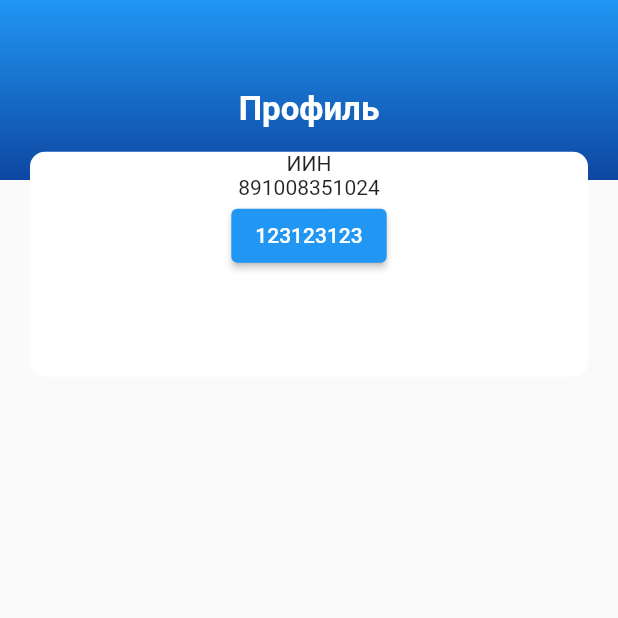
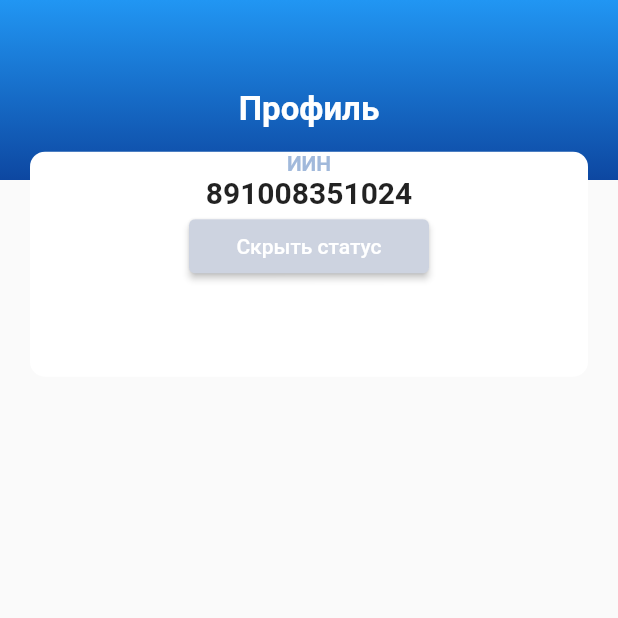
Before and after one commit to dzhusipov/zhabyq, a Flutter app: the screen it shows after launch, item 3 of the bottom bar chosen, on a phone screen of 412 x 824 dp, the top half of it. Run offline on Flutter 3.47's test engine with Material 2 defaults, Android fonts, the phone set to English and light mode, and no system bars; missing offline and left inert: qr_code_scanner.

Commit message:
с миру по нитке

```diff
--- a/lib/src/screens/home_page.dart
+++ b/lib/src/screens/home_page.dart
@@ -13,7 +13,7 @@ class HomePage extends StatefulWidget {
 }
 
 class _HomePageState extends State<HomePage> {
-  int _selectedIndex = 0;
+  int _selectedIndex = 1;
 
   void _onItemTapped(int index) {
     if (index == 2) {
--- a/lib/src/screens/settings_page.dart
+++ b/lib/src/screens/settings_page.dart
@@ -1,3 +1,4 @@
+import 'package:flutter/cupertino.dart';
 import 'package:flutter/material.dart';
 import 'package:flutter/painting.dart';
 
@@ -9,6 +10,13 @@ class SettingsPage extends StatefulWidget {
 }
 
 class _SettingsPageState extends State<SettingsPage> {
+  bool isShowStatus = false;
+  showStatus() {
+    setState(() {
+      isShowStatus = !isShowStatus;
+    });
+  }
+
   @override
   Widget build(BuildContext context) {
     return Scaffold(
@@ -31,11 +39,33 @@ class _SettingsPageState extends State<SettingsPage> {
               ),
               child: Column(
                 children: [
-                  Text('ИИН'),
-                  Text('891008351024'),
-                  ElevatedButton(
-                    onPressed: () {},
-                    child: Text('123123123'),
+                  Text(
+                    'ИИН',
+                    style: TextStyle(
+                      color: Color.fromRGBO(161, 185, 219, 1),
+                      fontWeight: FontWeight.bold,
+                    ),
+                  ),
+                  Text(
+                    '891008351024',
+                    style: TextStyle(
+                      fontWeight: FontWeight.bold,
+                      fontSize: 20,
+                    ),
+                  ),
+                  SizedBox(
+                    width: 160,
+                    child: ElevatedButton(
+                      onPressed: () {
+                        showStatus();
+                      },
+                      child: Text(
+                        isShowStatus ? 'Показать статус' : 'Скрыть статус',
+                      ),
+                      style: ElevatedButton.styleFrom(
+                        primary: Color.fromRGBO(205, 211, 224, 1),
+                      ),
+                    ),
                   ),
                 ],
               ),
```
